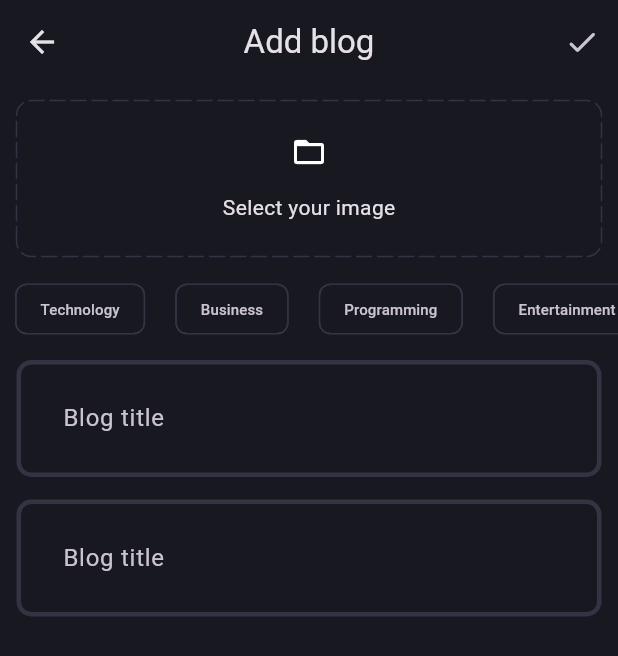
After one commit to HaithamHussienAleryani/Blogger, a Flutter app: the BlogPage screen opened directly, after a tap on an icon or button, on a phone screen of 412 x 824 dp. The commit adds this screen. Shown: the top 656 px of the screen. Run offline on Flutter 3.47's test engine with Material 3 defaults, Android fonts, the phone set to English and light mode, and no system bars; drawn by our look-alikes of dotted_border; our stand-ins replace flutter_bloc, flutter_dotenv, fpdart, get_it, go_router, supabase_flutter; accounts and stored records are empty.

Commit message:
add blog feature and create add blog page and all blogs page

```diff
--- a/lib/core/routing/router.dart
+++ b/lib/core/routing/router.dart
@@ -1,6 +1,8 @@
 import 'package:blogger/core/common/cubits/app_user/app_user_cubit.dart';
 import 'package:blogger/features/auth/presentation/pages/login_page.dart';
 import 'package:blogger/features/auth/presentation/pages/signup_page.dart';
+import 'package:blogger/features/blog/presentation/pages/add_new_blog_page.dart';
+import 'package:blogger/features/blog/presentation/pages/blog_page.dart';
 import 'package:flutter/material.dart';
 import 'package:flutter_bloc/flutter_bloc.dart';
 import 'package:go_router/go_router.dart';
@@ -15,11 +17,7 @@ final routingConfig =
             return state is AppUserLoggedIn;
           }, builder: (context, isLoggedIn) {
             if (isLoggedIn) {
-              return const Scaffold(
-                body: Center(
-                  child: Text("Logged in "),
-                ),
-              );
+              return const BlogPage();
             } else {
               return const LoginPage();
             }
@@ -27,5 +25,9 @@ final routingConfig =
       routes: [
         GoRoute(
             path: 'signup', builder: (context, state) => const SignUpPage()),
+        GoRoute(
+            path: 'addBlog',
+            name: 'addBlog',
+            builder: (context, state) => const AddNewBlogPage())
       ]),
 ]);
--- a/lib/core/theme/theme.dart
+++ b/lib/core/theme/theme.dart
@@ -10,6 +10,10 @@ class AppTheme {
     appBarTheme: const AppBarTheme(
       backgroundColor: AppPallete.backgroundColor,
     ),
+    chipTheme: const ChipThemeData(
+      color: MaterialStatePropertyAll(AppPallete.backgroundColor),
+      side: BorderSide.none,
+    ),
     scaffoldBackgroundColor: AppPallete.backgroundColor,
     inputDecorationTheme: InputDecorationTheme(
       contentPadding: const EdgeInsets.all(27),
--- /dev/null
+++ b/lib/features/blog/presentation/pages/add_new_blog_page.dart
@@ -0,0 +1,100 @@
+import 'package:blogger/core/theme/app_platte.dart';
+import 'package:blogger/features/blog/presentation/widgets/blog_editor.dart';
+import 'package:dotted_border/dotted_border.dart';
+import 'package:flutter/material.dart';
+
+class AddNewBlogPage extends StatefulWidget {
+  const AddNewBlogPage({super.key});
+
+  @override
+  State<AddNewBlogPage> createState() => _AddNewBlogPageState();
+}
+
+class _AddNewBlogPageState extends State<AddNewBlogPage> {
+  final TextEditingController titleController = TextEditingController();
+  final TextEditingController contentController = TextEditingController();
+
+  @override
+  void didUpdateWidget(covariant AddNewBlogPage oldWidget) {
+    titleController.dispose();
+    contentController.dispose();
+    super.didUpdateWidget(oldWidget);
+  }
+
+  @override
+  Widget build(BuildContext context) {
+    return Scaffold(
+      appBar: AppBar(
+        title: const Text('Add blog'),
+        centerTitle: true,
+        actions: [
+          IconButton(onPressed: () {}, icon: const Icon(Icons.done_rounded))
+        ],
+      ),
+      body: SingleChildScrollView(
+        child: Padding(
+          padding: const EdgeInsets.only(bottom: 15.0),
+          child: Column(
+            children: [
+              Padding(
+                padding: const EdgeInsets.all(11.0),
+                child: DottedBorder(
+                    color: AppPallete.borderColor,
+                    dashPattern: const [10, 4],
+                    radius: const Radius.circular(10),
+                    borderType: BorderType.RRect,
+                    strokeCap: StrokeCap.round,
+                    child: const SizedBox(
+                      height: 100,
+                      width: double.infinity,
+                      child: Column(
+                        mainAxisAlignment: MainAxisAlignment.center,
+                        children: [
+                          Icon(Icons.folder_open),
+                          SizedBox(
+                            height: 15,
+                          ),
+                          Text("Select your image"),
+                        ],
+                      ),
+                    )),
+              ),
+              SingleChildScrollView(
+                scrollDirection: Axis.horizontal,
+                child: Row(
+                  children: [
+                    'Technology',
+                    'Business',
+                    'Programming',
+                    'Entertainment'
+                  ]
+                      .map((e) => Padding(
+                            padding:
+                                const EdgeInsets.symmetric(horizontal: 10.0),
+                            child: Chip(
+                              label: Text(
+                                e,
+                                style: const TextStyle(fontSize: 10),
+                              ),
+                              side: const BorderSide(
+                                  color: AppPallete.borderColor),
+                            ),
+                          ))
+                      .toList(),
+                ),
+              ),
+              const SizedBox(
+                height: 10,
+              ),
+              BlogEditor(controller: titleController, hintText: 'Blog title'),
+              const SizedBox(
+                height: 15,
+              ),
+              BlogEditor(controller: contentController, hintText: 'Blog title')
+            ],
+          ),
+        ),
+      ),
+    );
+  }
+}
--- /dev/null
+++ b/lib/features/blog/presentation/pages/blog_page.dart
@@ -0,0 +1,27 @@
+import 'package:flutter/cupertino.dart';
+import 'package:flutter/material.dart';
+import 'package:go_router/go_router.dart';
+
+class BlogPage extends StatelessWidget {
+  const BlogPage({super.key});
+
+  @override
+  Widget build(BuildContext context) {
+    return Scaffold(
+      appBar: AppBar(
+        title: const Text('Blogger'),
+        centerTitle: true,
+        actions: [
+          IconButton(
+              onPressed: () {
+                context.goNamed('addBlog');
+              },
+              icon: const Icon(
+                CupertinoIcons.add_circled,
+                color: Colors.grey,
+              )),
+        ],
+      ),
+    );
+  }
+}
--- /dev/null
+++ b/lib/features/blog/presentation/widgets/blog_editor.dart
@@ -0,0 +1,20 @@
+import 'package:flutter/material.dart';
+
+class BlogEditor extends StatelessWidget {
+  final TextEditingController controller;
+  final String hintText;
+  const BlogEditor(
+      {super.key, required this.controller, required this.hintText});
+
+  @override
+  Widget build(BuildContext context) {
+    return Padding(
+      padding: const EdgeInsets.symmetric(horizontal: 11),
+      child: TextFormField(
+        controller: controller,
+        decoration: InputDecoration(hintText: hintText),
+        maxLines: null,
+      ),
+    );
+  }
+}
--- a/pubspec.yaml
+++ b/pubspec.yaml
@@ -40,6 +40,7 @@ dependencies:
   flutter_dotenv: ^5.1.0
   flutter_bloc: ^8.1.5
   get_it: ^7.6.0
+  dotted_border: ^2.1.0
 
 dev_dependencies:
   flutter_test:
```
Also changed, not shown: pubspec.lock.
